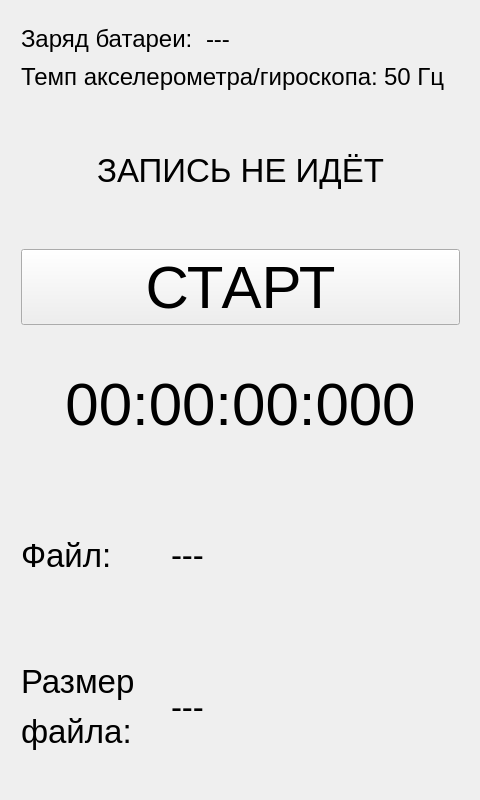
This is mainwindow.ui in BadLagger/qmems as Qt 5 draws it before an edit. The edited form follows.
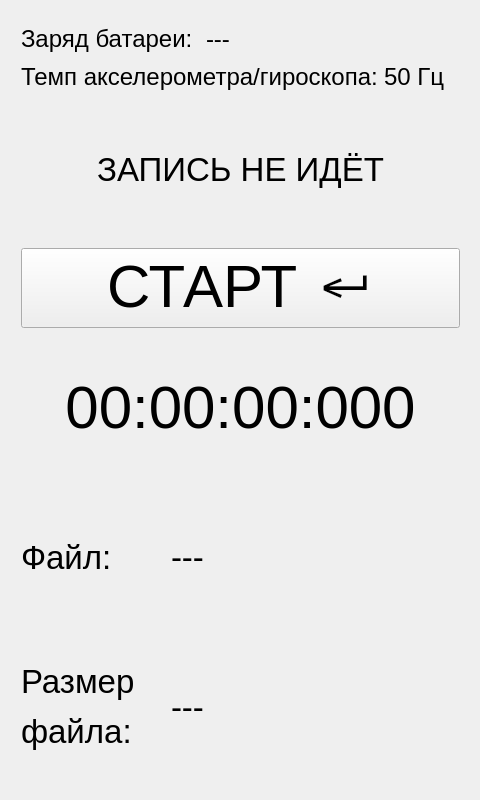
This is the edited form.

Commit message: Add close window

The edit to the form file:
```diff
--- a/mainwindow.ui
+++ b/mainwindow.ui
@@ -120,7 +120,7 @@
         </font>
        </property>
        <property name="text">
-        <string>СТАРТ</string>
+        <string>СТАРТ ↵</string>
        </property>
       </widget>
      </item>
```
The commit also changes 6 other files.
